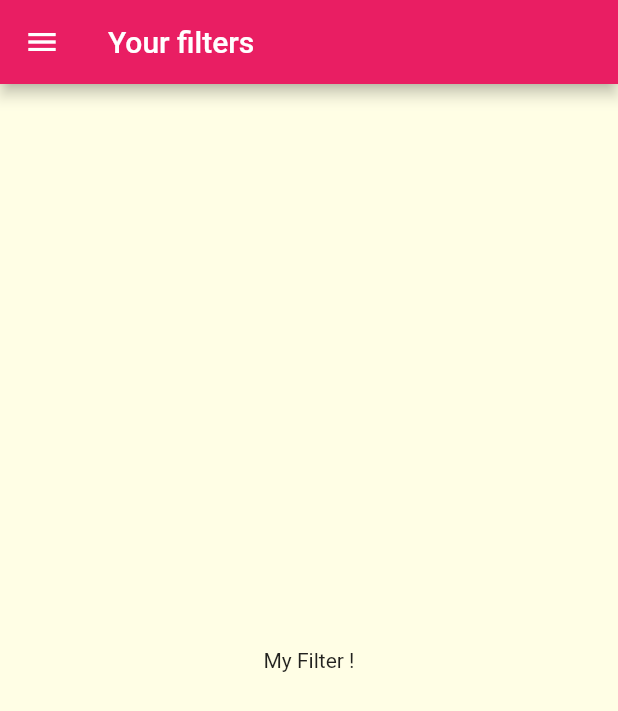
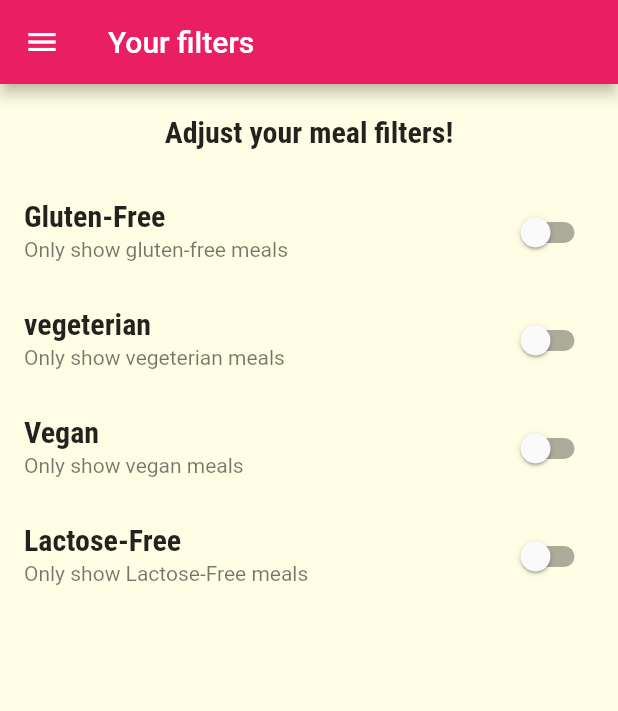
Before and after one commit to salmaayachi/MealsApp, a Flutter app: the FiltersScreen screen opened by its route, on a phone screen of 412 x 824 dp. Shown: the top 711 px of the screen. Run offline on Flutter 3.47's test engine with Material 2 defaults, Android fonts, the phone set to English and light mode, and no system bars; missing offline and left inert: dart:ffi.

Commit message:
added the filters in the filterScreen

```diff
--- a/lib/screens/filters_screen.dart
+++ b/lib/screens/filters_screen.dart
@@ -1,18 +1,92 @@
 import 'package:flutter/material.dart';
 import '../widgets/main_drawer.dart';
 
-class FiltersScreen extends StatelessWidget {
+class FiltersScreen extends StatefulWidget {
   static const routeName = '/filters';
+
+  @override
+  State<FiltersScreen> createState() => _FiltersScreenState();
+}
+
+class _FiltersScreenState extends State<FiltersScreen> {
+  var _glutenFree = false;
+  var _vegeterain = false;
+  var _vegan = false;
+  var _lactoseFree = false;
+
+  Widget _buildSwitchListTile(String title, String desciption,
+      bool currentValue, Function(bool)? updateValue) {
+    return SwitchListTile(
+      title: Text(title),
+      value: currentValue,
+      subtitle: Text(desciption),
+      onChanged: updateValue,
+    );
+  }
+
   @override
   Widget build(BuildContext context) {
     return Scaffold(
-      appBar: AppBar(
-        title: Text("Your filters"),
-      ),
-      drawer: MainDrawer(),
-      body: Center(
-        child: Text('My Filter !'),
-      ),
-    );
+        appBar: AppBar(
+          title: Text("Your filters"),
+        ),
+        drawer: MainDrawer(),
+        body: Column(
+          children: <Widget>[
+            Container(
+              padding: EdgeInsets.all(20),
+              child: Text(
+                "Adjust your meal filters!",
+                style: Theme.of(context).textTheme.titleMedium,
+              ),
+            ),
+            Expanded(
+              child: ListView(
+                children: <Widget>[
+                  _buildSwitchListTile(
+                    'Gluten-Free',
+                    'Only show gluten-free meals',
+                    _glutenFree,
+                    (newValue) {
+                      setState(() {
+                        _glutenFree = newValue;
+                      });
+                    },
+                  ),
+                  _buildSwitchListTile(
+                    'vegeterian',
+                    'Only show vegeterian meals',
+                    _vegeterain,
+                    (newValue) {
+                      setState(() {
+                        _vegeterain = newValue;
+                      });
+                    },
+                  ),
+                  _buildSwitchListTile(
+                    'Vegan',
+                    'Only show vegan meals',
+                    _vegan,
+                    (newValue) {
+                      setState(() {
+                        _vegan = newValue;
+                      });
+                    },
+                  ),
+                  _buildSwitchListTile(
+                    'Lactose-Free',
+                    'Only show Lactose-Free meals',
+                    _lactoseFree,
+                    (newValue) {
+                      setState(() {
+                        _lactoseFree = newValue;
+                      });
+                    },
+                  ),
+                ],
+              ),
+            )
+          ],
+        ));
   }
 }
```
